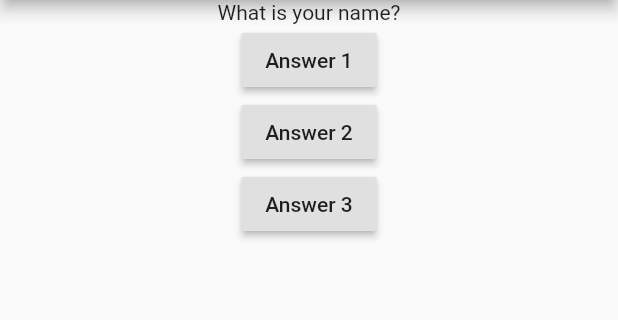
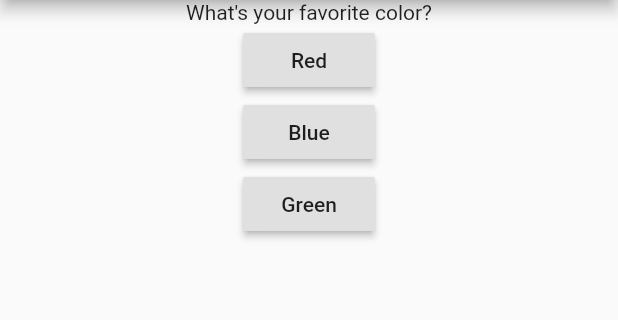
Before and after one commit to AndresN17/Flutter-Basics, a Flutter app: the screen it shows after launch, on a phone screen of 412 x 824 dp, the part 84-404 px from its top. Run offline on Flutter 3.47's test engine with Material 2 defaults, Android fonts, the phone set to English and light mode, and no system bars.

```diff
--- a/lib/main.dart
+++ b/lib/main.dart
@@ -2,13 +2,33 @@ import 'package:flutter/material.dart';
 
 void main() => runApp(MyApp());
 
-class MyApp extends StatelessWidget {
+class MyApp extends StatefulWidget {
+  @override
+  State<StatefulWidget> createState() {
+    return MyAppState();
+  }
+}
+
+class MyAppState extends State<MyApp> {
+  var questionIndex = 0;
+
   void answerQuestion() {
+    setState(() => {questionIndex = questionIndex + 1});
     print("Answer chosen!");
   }
 
   @override
   Widget build(BuildContext context) {
+    var questions = [
+      "What's your favorite color?",
+      "What's your favorite animal?",
+    ];
+    var answers = [
+      "Red",
+      "Blue",
+      "Green",
+    ];
+
     return MaterialApp(
       title: "My First App",
       home: Scaffold(
@@ -18,17 +38,17 @@ class MyApp extends StatelessWidget {
         body: Center(
           child: Column(
             children: <Widget>[
-              Text("What is your name?"),
+              Text(questions[questionIndex]),
               RaisedButton(
-                child: Text("Answer 1"),
+                child: Text(answers[0]),
                 onPressed: answerQuestion,
               ),
               RaisedButton(
-                child: Text("Answer 2"),
+                child: Text(answers[1]),
                 onPressed: () => print("Pressed with anonymous function!"),
               ),
               RaisedButton(
-                child: Text("Answer 3"),
+                child: Text(answers[2]),
                 onPressed: answerQuestion,
               ),
             ],
```
